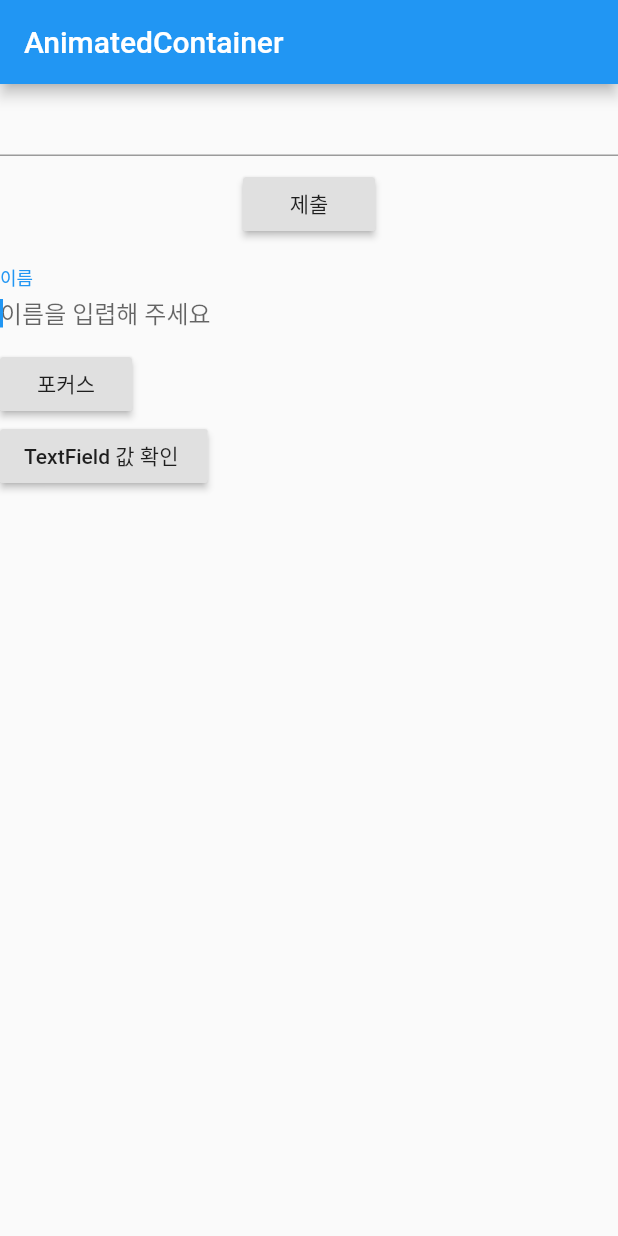
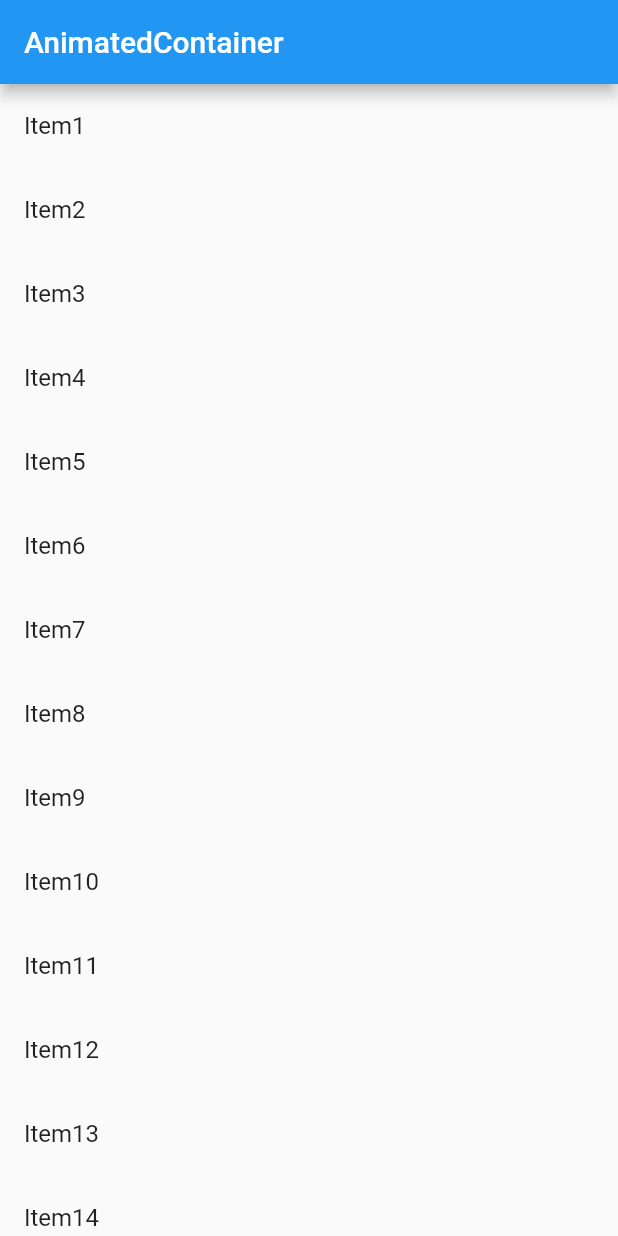
Before and after one commit to dlqh406/flutter_intermediate, a Flutter app: the screen it shows after launch, on a phone screen of 412 x 824 dp. Run offline on Flutter 3.47's test engine with Material 2 defaults, Android fonts, the phone set to English and light mode, and no system bars.

Commit message:
Swap  애니메이션 으로 삭제하기

```diff
--- a/lib/home_page.dart
+++ b/lib/home_page.dart
@@ -6,102 +6,43 @@ class HomePage extends StatefulWidget {
   _HomePageState createState() => _HomePageState();
 }
 class _HomePageState extends State<HomePage> {
-  final _formKey = GlobalKey<FormState>();
-  final nameController = TextEditingController();
-  FocusNode nameFocusNode;
-  @override
-  void initState() {
-    // TODO: implement initState
-    super.initState();
-    nameFocusNode = FocusNode();
-  }
-
-  @override
-  void dispose() {
-    nameFocusNode.dispose();
-    nameController.dispose();
-    super.dispose();
-  }
+  final items = List<String>.generate(20, (index) => "Item${index+1}");
   @override
   Widget build(BuildContext context) {
     return Scaffold(
       appBar: AppBar(
           title: Text('AnimatedContainer')),
-      body: Form(
-        key: _formKey,
-        child: Column(
-          crossAxisAlignment:  CrossAxisAlignment.start,
-        children: [
-          TextFormField(
-            validator: (value){
-              if(value.isEmpty){
-                return '공백을 채워주세요';
-              }
-            }
-          ),
-          Padding(
-            padding: const EdgeInsets.all(8.0),
-            child: Center(
-              child: RaisedButton(
-                onPressed: (){
-                  if(_formKey.currentState.validate()){
-                    // 빈칸을 다 채웠을떄 여기에 코드 작성
-                    Scaffold.of(_formKey.currentContext).showSnackBar(SnackBar(
-                      content:  Text("처리완료"),
-                    ));
-                  }
+      body: ListView.builder(
+        itemCount: items.length,
+        itemBuilder: (context, index){
+          final item = items[index];
+              return Dismissible(
+                background: Container(
+                  color: Colors.red,
+                  child: Padding(
+                    padding: EdgeInsets.only(left: 340.0),
+                    child: Icon(Icons.delete, color: Colors.white),
+                  ),
+                ),
+                direction: DismissDirection.endToStart,
+                onDismissed: (direction){
+                  setState(() {
+                    //direction: DismissDirection.startToEnd 로 할 수도 있고
+                    //아래처럼 if문 넣어서 할 수 있음
+//                    if(direction == DismissDirection.startToEnd){
+//                      items.removeAt(index);}
+                    items.removeAt(index);
+
+                  });
                 },
-                child: Text('제출'),
-              ),
-            ),
-          ),
-          TextField(
-            controller: nameController,
-            // 필드에 있는 텍스트를 실시간으로 받아오는 코드
-            onChanged: (text){
-              print(text);
-            },
-            focusNode: nameFocusNode,
-            // TextFormField기능과 TextField 차이점 :
-            // vaildata기능 여부-> TextFormField만 vaildate기능 가능
-            autofocus: true, // 다른화면으로 넘어갔을때 커서(활성화)가 되어있는 기능
-            decoration: InputDecoration(
-              hintText: '이름을 입렵해 주세요',
-              border: InputBorder.none, //아래 밑줄이 없어짐
-              labelText : '이름'
-            ),
-          ), RaisedButton(
-            onPressed: (){
-              // 버튼을 누르면 TextField로 커서를 옮겨줌
-              FocusScope.of(context).requestFocus(nameFocusNode);
-            },
-            child: Text('포커스'),
-          ),
-          RaisedButton(
-            onPressed: (){
-              // 버튼을 누르면 TextField로 커서를 옮겨줌
-              // 콘솔에 타겟의 텍스트가 출력됨
-              print("nameController.text: "+nameController.text);
-              // alert기능으로 창 띄우기
-              showDialog(context: context, builder: (context){
-                return AlertDialog(
-                  content: Text(nameController.text),
-                  actions: [
-                    FlatButton(
-                      child: Text("앙기모링"),
-                      onPressed: (){
-                        // 이후 처리할 코드를 여기에 작성
-                        Navigator.pop(context);
-                    },
-                    )
-                  ],
-                );
-              });
-            }
-            ,child: Text('TextField 값 확인 '),
-          ),
-    ],
-      ),),
+                child: ListTile(
+                  title:  Text('${items[index]}')
+                ),
+                key: Key(item),
+
+              );
+        }
+      ),
     );
   }
 }
```
